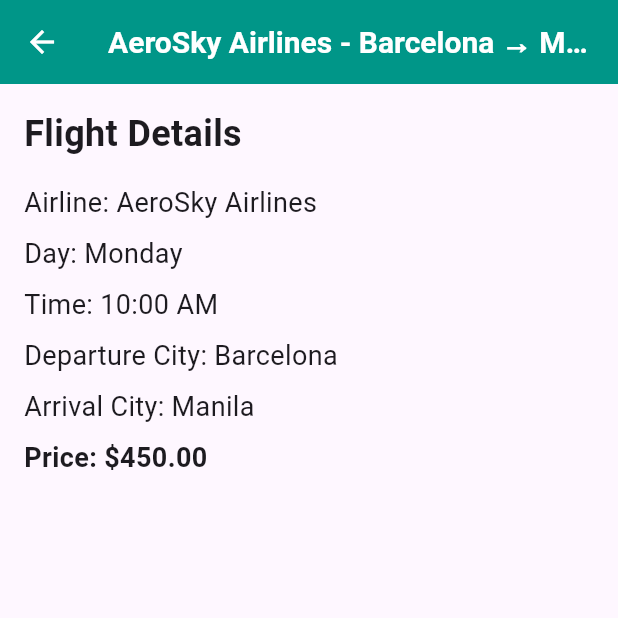
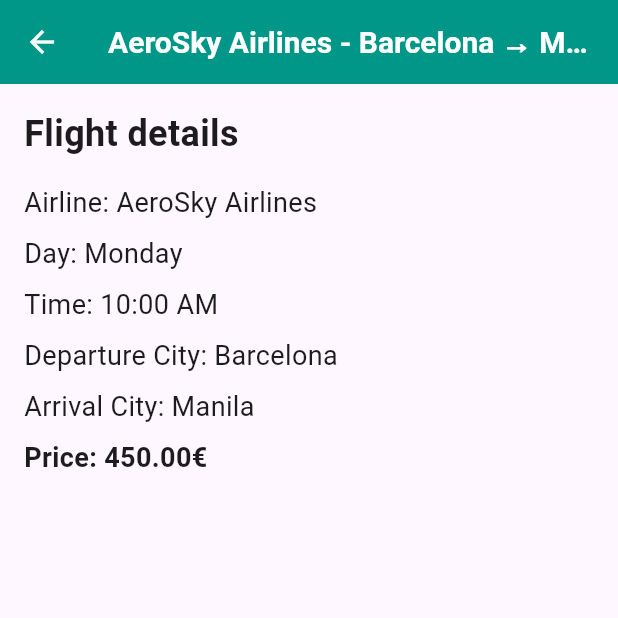
Before and after one commit to poksyy/travel-app-dart, a Flutter app: the FlightScreen screen opened directly, after a tap on an icon or button, on a phone screen of 412 x 824 dp, the top half of it. Run offline on Flutter 3.47's test engine with Material 3 defaults, Android fonts, the phone set to English and light mode, and no system bars.

Commit message:
FIX(Language): Added localization to flights info.

```diff
--- a/lib/l10n/app_ca.arb
+++ b/lib/l10n/app_ca.arb
@@ -21,6 +21,10 @@
   "friday": "Divendres",
   "saturday": "Dissabte",
   "sunday": "Diumenge",
+  "flightDetails" : "Detalls del vol",
+  "airline" : "Aerolinea",
+  "day" : "Dia",
+  "time" : "Hora",
   "departure_city": "Ciutat de sortida",
   "arrival_city": "Ciutat d'arribada",
   "price": "Preu",
--- a/lib/l10n/app_en.arb
+++ b/lib/l10n/app_en.arb
@@ -21,6 +21,10 @@
   "friday": "Friday",
   "saturday": "Saturday",
   "sunday": "Sunday",
+  "flightDetails" : "Flight details",
+  "airline" : "Airline",
+  "day" : "Day",
+  "time" : "Time",
   "departure_city": "Departure City",
   "arrival_city": "Arrival City",
   "price": "Price",
--- a/lib/l10n/app_es.arb
+++ b/lib/l10n/app_es.arb
@@ -21,6 +21,10 @@
   "friday": "Viernes",
   "saturday": "Sábado",
   "sunday": "Domingo",
+  "flightDetails" : "Detalles del vuelo",
+  "airline" : "Aerolinea",
+  "day" : "Día",
+  "time" : "Hora",
   "departure_city": "Ciudad de salida",
   "arrival_city": "Ciudad de llegada",
   "price": "Precio",
--- a/lib/l10n/app_localizations.dart
+++ b/lib/l10n/app_localizations.dart
@@ -229,6 +229,30 @@ abstract class AppLocalizations {
   /// **'Sunday'**
   String get sunday;
 
+  /// No description provided for @flightDetails.
+  ///
+  /// In en, this message translates to:
+  /// **'Flight details'**
+  String get flightDetails;
+
+  /// No description provided for @airline.
+  ///
+  /// In en, this message translates to:
+  /// **'Airline'**
+  String get airline;
+
+  /// No description provided for @day.
+  ///
+  /// In en, this message translates to:
+  /// **'Day'**
+  String get day;
+
+  /// No description provided for @time.
+  ///
+  /// In en, this message translates to:
+  /// **'Time'**
+  String get time;
+
   /// No description provided for @departure_city.
   ///
   /// In en, this message translates to:
--- a/lib/screens/flight_details_screen.dart
+++ b/lib/screens/flight_details_screen.dart
@@ -1,5 +1,6 @@
 import 'package:flutter/material.dart';
 import 'package:form_and_list/models/flight.dart';
+import 'package:form_and_list/l10n/app_localizations.dart';
 
 class FlightDetailsScreen extends StatelessWidget {
   final Flight flight;
@@ -8,6 +9,8 @@ class FlightDetailsScreen extends StatelessWidget {
 
   @override
   Widget build(BuildContext context) {
+    final localizations = AppLocalizations.of(context)!;
+
     return Scaffold(
       appBar: AppBar(
         title: Text('${flight.company} - ${flight.departureCity} → ${flight.arrivalCity}'),
@@ -19,21 +22,21 @@ class FlightDetailsScreen extends StatelessWidget {
           crossAxisAlignment: CrossAxisAlignment.start,
           children: [
             Text(
-              'Flight Details',
+              localizations.flightDetails,
               style: TextStyle(fontSize: 24, fontWeight: FontWeight.bold),
             ),
             SizedBox(height: 16),
-            Text('Airline: ${flight.company}', style: TextStyle(fontSize: 18)),
+            Text('${localizations.airline}: ${flight.company}', style: TextStyle(fontSize: 18)),
             SizedBox(height: 8),
-            Text('Day: ${flight.day}', style: TextStyle(fontSize: 18)),
+            Text('${localizations.day}: ${flight.day}', style: TextStyle(fontSize: 18)),
             SizedBox(height: 8),
-            Text('Time: ${flight.hour}', style: TextStyle(fontSize: 18)),
+            Text('${localizations.time}: ${flight.hour}', style: TextStyle(fontSize: 18)),
             SizedBox(height: 8),
-            Text('Departure City: ${flight.departureCity}', style: TextStyle(fontSize: 18)),
+            Text('${localizations.departure_city}: ${flight.departureCity}', style: TextStyle(fontSize: 18)),
             SizedBox(height: 8),
-            Text('Arrival City: ${flight.arrivalCity}', style: TextStyle(fontSize: 18)),
+            Text('${localizations.arrival_city}: ${flight.arrivalCity}', style: TextStyle(fontSize: 18)),
             SizedBox(height: 8),
-            Text('Price: \$${flight.price.toStringAsFixed(2)}', style: TextStyle(fontSize: 18, fontWeight: FontWeight.bold)),
+            Text('${localizations.price}: ${flight.price.toStringAsFixed(2)}€', style: TextStyle(fontSize: 18, fontWeight: FontWeight.bold)),
           ],
         ),
       ),
```
Also changed, not shown: lib/l10n/app_localizations_ca.dart (+12 -0 lines), lib/l10n/app_localizations_en.dart (+12 -0 lines), lib/l10n/app_localizations_es.dart (+12 -0 lines).
